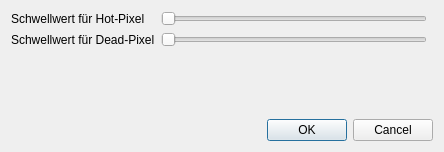
Before: the Qt Designer form einstellungenSuchen.ui in TrandyAndy/Bad-Pixel, drawn with Qt 5.
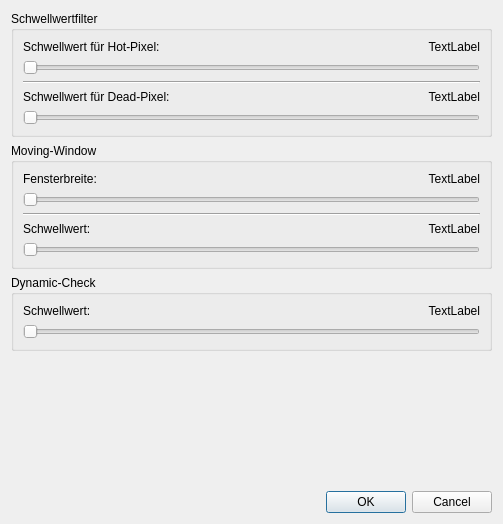
After: the same form once the commit is applied.

Commit message: Neue UI Fenster

What changed in the file:
```diff
--- a/einstellungenSuchen.ui
+++ b/einstellungenSuchen.ui
@@ -6,53 +6,204 @@
    <rect>
     <x>0</x>
     <y>0</y>
-    <width>444</width>
-    <height>152</height>
+    <width>503</width>
+    <height>524</height>
    </rect>
   </property>
   <property name="windowTitle">
    <string>Weitere Einstellungen für Suchalgorithmus</string>
   </property>
-  <layout class="QGridLayout" name="gridLayout">
-   <item row="1" column="1">
-    <widget class="QSlider" name="horizontalSlider_2">
-     <property name="orientation">
-      <enum>Qt::Horizontal</enum>
+  <layout class="QVBoxLayout" name="verticalLayout">
+   <item>
+    <widget class="QGroupBox" name="groupBox">
+     <property name="title">
+      <string>Schwellwertfilter</string>
      </property>
+     <layout class="QVBoxLayout" name="verticalLayout_2">
+      <item>
+       <layout class="QHBoxLayout" name="horizontalLayout">
+        <item>
+         <widget class="QLabel" name="label">
+          <property name="text">
+           <string>Schwellwert für Hot-Pixel:</string>
+          </property>
+         </widget>
+        </item>
+        <item>
+         <widget class="QLabel" name="label_11">
+          <property name="font">
+           <font>
+            <italic>false</italic>
+           </font>
+          </property>
+          <property name="layoutDirection">
+           <enum>Qt::LeftToRight</enum>
+          </property>
+          <property name="text">
+           <string>TextLabel</string>
+          </property>
+          <property name="alignment">
+           <set>Qt::AlignRight|Qt::AlignTrailing|Qt::AlignVCenter</set>
+          </property>
+         </widget>
+        </item>
+       </layout>
+      </item>
+      <item>
+       <widget class="QSlider" name="horizontalSlider">
+        <property name="orientation">
+         <enum>Qt::Horizontal</enum>
+        </property>
+       </widget>
+      </item>
+      <item>
+       <widget class="Line" name="line">
+        <property name="orientation">
+         <enum>Qt::Horizontal</enum>
+        </property>
+       </widget>
+      </item>
+      <item>
+       <layout class="QHBoxLayout" name="horizontalLayout_2">
+        <item>
+         <widget class="QLabel" name="label_2">
+          <property name="text">
+           <string>Schwellwert für Dead-Pixel:</string>
+          </property>
+         </widget>
+        </item>
+        <item>
+         <widget class="QLabel" name="label_10">
+          <property name="text">
+           <string>TextLabel</string>
+          </property>
+          <property name="alignment">
+           <set>Qt::AlignRight|Qt::AlignTrailing|Qt::AlignVCenter</set>
+          </property>
+         </widget>
+        </item>
+       </layout>
+      </item>
+      <item>
+       <widget class="QSlider" name="horizontalSlider_2">
+        <property name="orientation">
+         <enum>Qt::Horizontal</enum>
+        </property>
+       </widget>
+      </item>
+     </layout>
     </widget>
    </item>
-   <item row="1" column="0">
-    <widget class="QLabel" name="label_2">
-     <property name="text">
-      <string>Schwellwert für Dead-Pixel</string>
+   <item>
+    <widget class="QGroupBox" name="groupBox_2">
+     <property name="title">
+      <string>Moving-Window</string>
      </property>
+     <layout class="QVBoxLayout" name="verticalLayout_3">
+      <item>
+       <layout class="QHBoxLayout" name="horizontalLayout_3">
+        <item>
+         <widget class="QLabel" name="label_3">
+          <property name="text">
+           <string>Fensterbreite:</string>
+          </property>
+         </widget>
+        </item>
+        <item>
+         <widget class="QLabel" name="label_9">
+          <property name="text">
+           <string>TextLabel</string>
+          </property>
+          <property name="alignment">
+           <set>Qt::AlignRight|Qt::AlignTrailing|Qt::AlignVCenter</set>
+          </property>
+         </widget>
+        </item>
+       </layout>
+      </item>
+      <item>
+       <widget class="QSlider" name="horizontalSlider_3">
+        <property name="orientation">
+         <enum>Qt::Horizontal</enum>
+        </property>
+       </widget>
+      </item>
+      <item>
+       <widget class="Line" name="line_2">
+        <property name="orientation">
+         <enum>Qt::Horizontal</enum>
+        </property>
+       </widget>
+      </item>
+      <item>
+       <layout class="QHBoxLayout" name="horizontalLayout_4">
+        <item>
+         <widget class="QLabel" name="label_6">
+          <property name="text">
+           <string>Schwellwert:</string>
+          </property>
+         </widget>
+        </item>
+        <item>
+         <widget class="QLabel" name="label_8">
+          <property name="text">
+           <string>TextLabel</string>
+          </property>
+          <property name="alignment">
+           <set>Qt::AlignRight|Qt::AlignTrailing|Qt::AlignVCenter</set>
+          </property>
+         </widget>
+        </item>
+       </layout>
+      </item>
+      <item>
+       <widget class="QSlider" name="horizontalSlider_6">
+        <property name="orientation">
+         <enum>Qt::Horizontal</enum>
+        </property>
+       </widget>
+      </item>
+     </layout>
     </widget>
    </item>
-   <item row="0" column="1">
-    <widget class="QSlider" name="horizontalSlider">
-     <property name="orientation">
-      <enum>Qt::Horizontal</enum>
+   <item>
+    <widget class="QGroupBox" name="groupBox_3">
+     <property name="title">
+      <string>Dynamic-Check</string>
      </property>
+     <layout class="QVBoxLayout" name="verticalLayout_4">
+      <item>
+       <layout class="QHBoxLayout" name="horizontalLayout_5">
+        <item>
+         <widget class="QLabel" name="label_5">
+          <property name="text">
+           <string>Schwellwert:</string>
+          </property>
+         </widget>
+        </item>
+        <item>
+         <widget class="QLabel" name="label_7">
+          <property name="text">
+           <string>TextLabel</string>
+          </property>
+          <property name="alignment">
+           <set>Qt::AlignRight|Qt::AlignTrailing|Qt::AlignVCenter</set>
+          </property>
+         </widget>
+        </item>
+       </layout>
+      </item>
+      <item>
+       <widget class="QSlider" name="horizontalSlider_5">
+        <property name="orientation">
+         <enum>Qt::Horizontal</enum>
+        </property>
+       </widget>
+      </item>
+     </layout>
     </widget>
    </item>
-   <item row="0" column="0">
-    <widget class="QLabel" name="label">
-     <property name="text">
-      <string>Schwellwert für Hot-Pixel</string>
-     </property>
-    </widget>
-   </item>
-   <item row="4" column="1" colspan="2">
-    <widget class="QDialogButtonBox" name="buttonBox">
-     <property name="orientation">
-      <enum>Qt::Horizontal</enum>
-     </property>
-     <property name="standardButtons">
-      <set>QDialogButtonBox::Cancel|QDialogButtonBox::Ok</set>
-     </property>
-    </widget>
-   </item>
-   <item row="3" column="1">
+   <item>
     <spacer name="verticalSpacer">
      <property name="orientation">
       <enum>Qt::Vertical</enum>
@@ -65,6 +216,16 @@
      </property>
     </spacer>
    </item>
+   <item>
+    <widget class="QDialogButtonBox" name="buttonBox">
+     <property name="orientation">
+      <enum>Qt::Horizontal</enum>
+     </property>
+     <property name="standardButtons">
+      <set>QDialogButtonBox::Cancel|QDialogButtonBox::Ok</set>
+     </property>
+    </widget>
+   </item>
   </layout>
  </widget>
  <resources/>
```
The commit also changes 6 other files.
